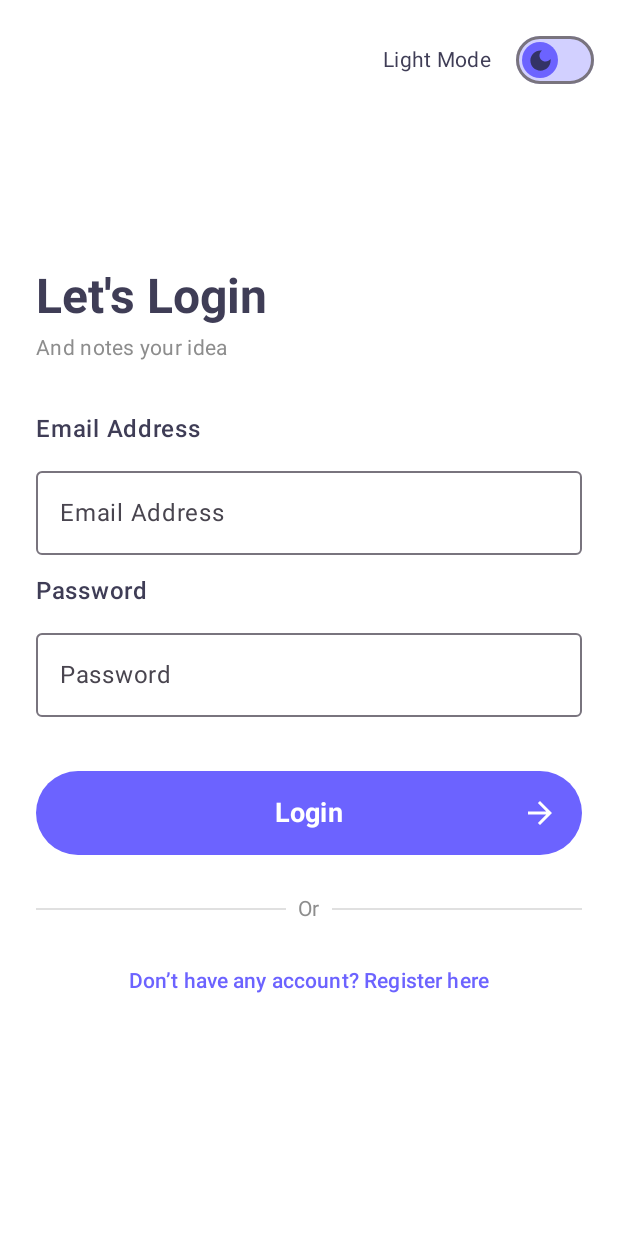
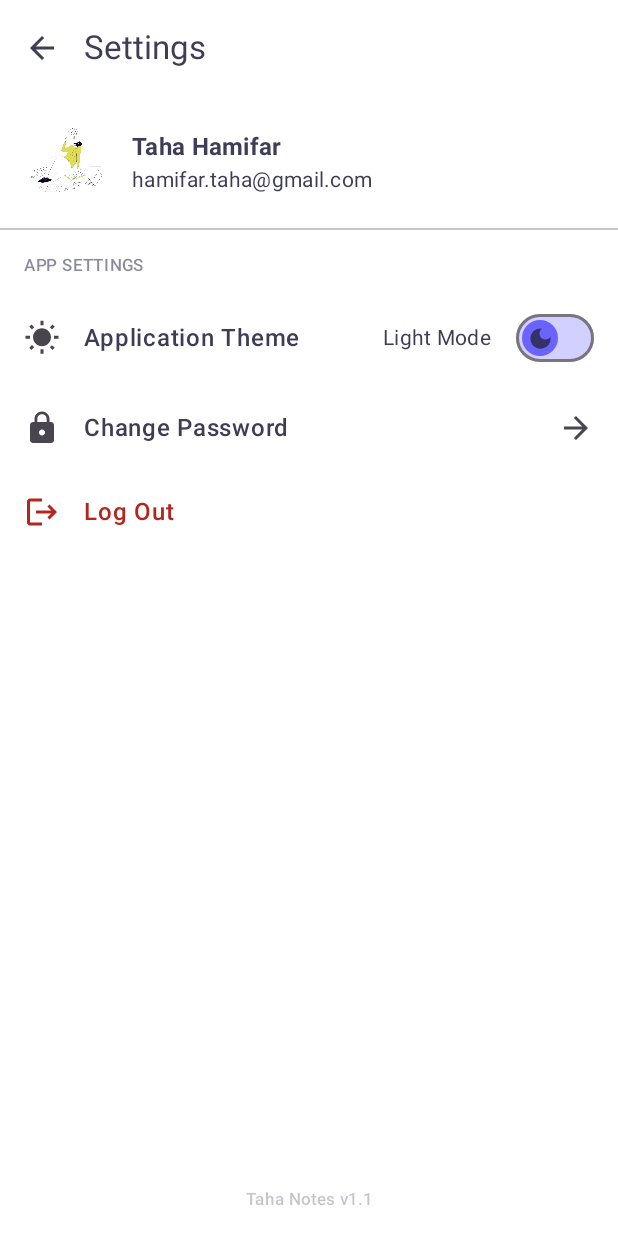
Before and after one commit to amirgomar2003/MobileProgrammingProject, an Android app built with Jetpack Compose: the LoginScreen screen opened through its navigation route, after a tap on "Login", on a phone screen of 412 x 824 dp. Run offline under Robolectric (Android 15) with nearby library versions, the phone set to English and light mode, and no system bars.

Commit message:
Added settings section.

```diff
--- a/app/src/main/java/com/example/noteproject/MainActivity.kt
+++ b/app/src/main/java/com/example/noteproject/MainActivity.kt
@@ -1,10 +1,11 @@
-// MainActivity.kt
 package com.example.noteproject
 
 import android.os.Bundle
 import androidx.activity.ComponentActivity
 import androidx.activity.compose.setContent
 import androidx.compose.runtime.*
+import androidx.compose.ui.res.painterResource
+import androidx.navigation.NavType
 import androidx.navigation.compose.*
 import com.example.noteproject.ui.theme.NoteProjectTheme
 
@@ -13,6 +14,7 @@ class MainActivity : ComponentActivity() {
         super.onCreate(savedInstanceState)
         setContent {
             var isDarkTheme by remember { mutableStateOf(false) }
+            var showLogoutDialog by remember { mutableStateOf(false) }
 
             NoteProjectTheme(darkTheme = isDarkTheme) {
                 val navController = rememberNavController()
@@ -24,7 +26,7 @@ class MainActivity : ComponentActivity() {
                     }
                     composable("login") {
                         LoginScreen(
-                            onLogin = { /* Handle login */ },
+                            onLogin = { navController.navigate("settings") },
                             onRegisterClick = { navController.navigate("register") },
                             darkTheme = isDarkTheme,
                             onToggleTheme = { isDarkTheme = it }
@@ -32,10 +34,49 @@ class MainActivity : ComponentActivity() {
                     }
                     composable("register") {
                         RegisterScreen(
-                            onRegister = { /* Handle registration */ },
+                            onRegister = { navController.navigate("settings") },
                             onLoginClick = { navController.navigate("login") },
                             darkTheme = isDarkTheme,
                             onToggleTheme = { isDarkTheme = it }
+                        )
+                    }
+                    composable("settings") {
+                        SettingsScreen(
+                            userName = "Taha Hamifar",
+                            userEmail = "hamifar.taha@gmail.com",
+                            userAvatar = painterResource(id = R.drawable.onboarding), // Mock avatar
+                            onBack = { navController.popBackStack() },
+                            onChangePassword = { navController.navigate("change_password") },
+                            onLogout = { showLogoutDialog = true },
+                            showLogoutDialog = showLogoutDialog,
+                            onDismissLogoutDialog = { showLogoutDialog = false },
+                            onConfirmLogout = {
+                                showLogoutDialog = false
+                                navController.navigate("login") {
+                                    popUpTo("onboarding") { inclusive = false }
+                                    launchSingleTop = true
+                                }
+                            },
+                            darkTheme = isDarkTheme,
+                            onToggleTheme = { isDarkTheme = it }
+                        )
+                    }
+                    composable("change_password") {
+                        var currentPassword by remember { mutableStateOf("") }
+                        var newPassword by remember { mutableStateOf("") }
+                        var retypePassword by remember { mutableStateOf("") }
+                        ChangePasswordScreen(
+                            onBack = { navController.popBackStack() },
+                            onSubmit = { old, new, retype ->
+                                // Handle change password logic
+                                navController.popBackStack() // Go back to settings
+                            },
+                            currentPassword = currentPassword,
+                            newPassword = newPassword,
+                            retypePassword = retypePassword,
+                            onCurrentPasswordChange = { currentPassword = it },
+                            onNewPasswordChange = { newPassword = it },
+                            onRetypePasswordChange = { retypePassword = it }
                         )
                     }
                 }
--- a/app/src/main/java/com/example/noteproject/OnboardingScreen.kt
+++ b/app/src/main/java/com/example/noteproject/OnboardingScreen.kt
@@ -3,14 +3,10 @@ package com.example.noteproject
 import androidx.compose.foundation.Image
 import androidx.compose.foundation.background
 import androidx.compose.foundation.layout.*
-import androidx.compose.material3.Button
-import androidx.compose.material3.ButtonDefaults
 import androidx.compose.material3.Text
 import androidx.compose.runtime.Composable
 import androidx.compose.ui.Alignment
 import androidx.compose.ui.Modifier
-import androidx.compose.ui.graphics.Color
-import androidx.compose.ui.res.colorResource
 import androidx.compose.ui.res.painterResource
 import androidx.compose.ui.text.font.FontWeight
 import androidx.compose.ui.text.style.TextAlign
--- /dev/null
+++ b/app/src/main/java/com/example/noteproject/SettingsScreen.kt
@@ -0,0 +1,144 @@
+package com.example.noteproject
+
+import androidx.compose.foundation.Image
+import androidx.compose.foundation.clickable
+import androidx.compose.foundation.layout.*
+import androidx.compose.material.icons.Icons
+import androidx.compose.material.icons.filled.ArrowBack
+import androidx.compose.material.icons.filled.ArrowForward
+import androidx.compose.material.icons.filled.Lock
+import androidx.compose.material.icons.filled.Logout
+import androidx.compose.material.icons.filled.WbSunny
+import androidx.compose.material3.*
+import androidx.compose.runtime.Composable
+import androidx.compose.ui.Alignment
+import androidx.compose.ui.Modifier
+import androidx.compose.ui.graphics.painter.Painter
+import androidx.compose.ui.text.font.FontWeight
+import androidx.compose.ui.unit.dp
+import com.example.noteproject.ui.components.ThemeSwitch
+
+@OptIn(ExperimentalMaterial3Api::class)
+@Composable
+fun SettingsScreen(
+    userName: String,
+    userEmail: String,
+    userAvatar: Painter,
+    onBack: () -> Unit,
+    onChangePassword: () -> Unit,
+    onLogout: () -> Unit,
+    showLogoutDialog: Boolean,
+    onDismissLogoutDialog: () -> Unit,
+    onConfirmLogout: () -> Unit,
+    darkTheme: Boolean,
+    onToggleTheme: (Boolean) -> Unit
+) {
+    Scaffold(
+        topBar = {
+            TopAppBar(
+                title = { Text("Settings") },
+                navigationIcon = {
+                    IconButton(onClick = onBack) {
+                        Icon(Icons.Default.ArrowBack, contentDescription = "Back")
+                    }
+                }
+            )
+        },
+        containerColor = MaterialTheme.colorScheme.background
+    ) { padding ->
+        Column(
+            modifier = Modifier
+                .padding(padding)
+                .fillMaxSize()
+        ) {
+            Row(
+                modifier = Modifier
+                    .padding(16.dp)
+                    .fillMaxWidth(),
+                verticalAlignment = Alignment.CenterVertically
+            ) {
+                Image(
+                    painter = userAvatar,
+                    contentDescription = "Avatar",
+                    modifier = Modifier.size(56.dp)
+                )
+                Spacer(Modifier.width(16.dp))
+                Column {
+                    Text(
+                        text = userName,
+                        style = MaterialTheme.typography.titleMedium,
+                        fontWeight = FontWeight.Bold,
+                        color = MaterialTheme.colorScheme.onBackground
+                    )
+                    Text(
+                        text = userEmail,
+                        style = MaterialTheme.typography.bodyMedium,
+                        color = MaterialTheme.colorScheme.onSurface
+                    )
+                }
+            }
+            Divider()
+            Text(
+                "APP SETTINGS",
+                style = MaterialTheme.typography.labelSmall,
+                color = MaterialTheme.colorScheme.onSurface.copy(alpha = 0.6f),
+                modifier = Modifier.padding(start = 16.dp, top = 16.dp, bottom = 8.dp)
+            )
+            ListItem(
+                leadingContent = {
+                    Icon(Icons.Default.WbSunny, contentDescription = null)
+                },
+                headlineContent = {Text("Application Theme", fontWeight = FontWeight.Medium) },
+                trailingContent = {
+                    ThemeSwitch(darkTheme, onToggleTheme)
+                }
+            )
+            ListItem(
+                headlineContent = { Text("Change Password", fontWeight = FontWeight.Medium) },
+                leadingContent = {
+                    Icon(Icons.Default.Lock, contentDescription = null)
+                },
+                trailingContent = {
+                    Icon(Icons.Default.ArrowForward, contentDescription = null)
+                },
+                modifier = Modifier
+                    .clickable(onClick = onChangePassword)
+                    .fillMaxWidth()
+            )
+            ListItem(
+                headlineContent = {
+                    Text("Log Out", color = MaterialTheme.colorScheme.error, fontWeight = FontWeight.Medium)
+                },
+                leadingContent = {
+                    Icon(Icons.Default.Logout, contentDescription = null, tint = MaterialTheme.colorScheme.error)
+                },
+                modifier = Modifier
+                    .clickable(onClick = onLogout)
+                    .fillMaxWidth()
+            )
+            Spacer(Modifier.weight(1f))
+            // App version at the bottom
+            Text(
+                "Taha Notes v1.1",
+                color = MaterialTheme.colorScheme.onSurface.copy(alpha = 0.3f),
+                style = MaterialTheme.typography.labelSmall,
+                modifier = Modifier
+                    .align(Alignment.CenterHorizontally)
+                    .padding(bottom = 16.dp)
+            )
+        }
+        if (showLogoutDialog) {
+            AlertDialog(
+                onDismissRequest = onDismissLogoutDialog,
+                title = { Text("Log Out", fontWeight = FontWeight.Bold) },
+                text = { Text("Are you sure you want to log out from the application?") },
+                confirmButton = {
+                    Button(onClick = onConfirmLogout) { Text("Yes") }
+                },
+                dismissButton = {
+                    OutlinedButton(onClick = onDismissLogoutDialog) { Text("Cancel") }
+                }
+            )
+        }
+    }
+}
--- a/app/src/main/java/com/example/noteproject/ui/components/ButtonWithArrow.kt
+++ b/app/src/main/java/com/example/noteproject/ui/components/ButtonWithArrow.kt
@@ -5,17 +5,13 @@ import androidx.compose.foundation.shape.RoundedCornerShape
 import androidx.compose.material3.*
 import androidx.compose.material.icons.Icons
 import androidx.compose.material.icons.filled.ArrowForward
-import androidx.compose.material.icons.filled.ArrowBack
 import androidx.compose.runtime.*
 import androidx.compose.ui.Alignment
 import androidx.compose.ui.Modifier
 import androidx.compose.ui.graphics.Color
 import androidx.compose.ui.text.font.FontWeight
-import androidx.compose.ui.text.input.PasswordVisualTransformation
-import androidx.compose.ui.text.input.VisualTransformation
 import androidx.compose.ui.unit.dp
 import androidx.compose.ui.unit.sp
-import com.example.noteproject.ui.GrayText
 
 @Composable
 fun ButtonWithArrow(config: ButtonWithArrowConfig) {
@@ -29,6 +25,7 @@ fun ButtonWithArrow(config: ButtonWithArrowConfig) {
     ) {
         Button(
             onClick = config.onClick,
+            enabled = config.enabled,
             modifier = Modifier.fillMaxSize(),
             shape = RoundedCornerShape(28.dp),
             colors = ButtonDefaults.buttonColors(containerColor = background),
@@ -59,5 +56,6 @@ data class ButtonWithArrowConfig(
     val label: String,
     val backgroundColor: Color,
     val textColor: Color,
-    val onClick: () -> Unit
-)
+    val onClick: () -> Unit,
+    val enabled: Boolean = true
+    )
```
Also changed, not shown: app/src/main/java/com/example/noteproject/ChangePasswordScreen.kt (added, +153 -0 lines).
